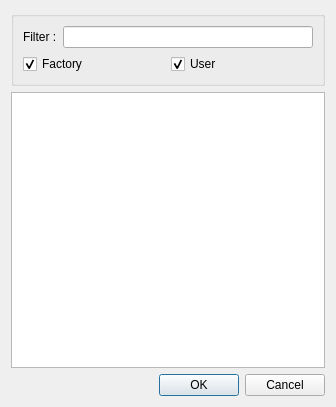
Above: resources/ui/add_application.ui from Houston4444/RaySession before the change. Below: the same form after it.
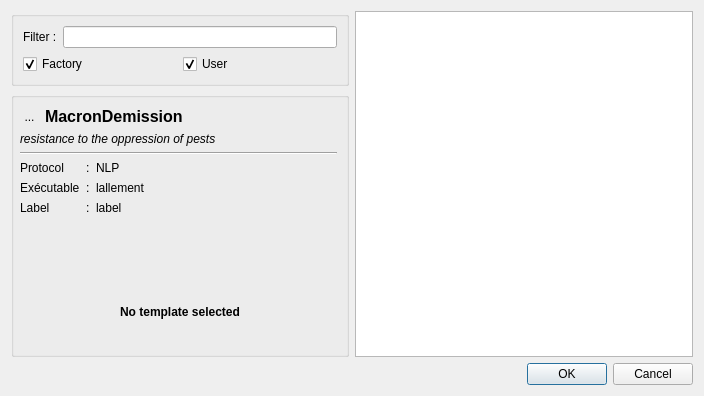
That is the form after the change. Icons and pictures are not drawn. Custom widgets are drawn as their Qt base class.

Commit message: display template infos in add_application dialog

Patch:
```diff
--- a/resources/ui/add_application.ui
+++ b/resources/ui/add_application.ui
@@ -9,8 +9,8 @@
    <rect>
     <x>0</x>
     <y>0</y>
-    <width>336</width>
-    <height>407</height>
+    <width>704</width>
+    <height>396</height>
    </rect>
   </property>
   <property name="windowTitle">
@@ -21,7 +21,17 @@
   </property>
   <layout class="QVBoxLayout" name="verticalLayout">
    <item>
+    <layout class="QHBoxLayout" name="horizontalLayout_3">
+     <item>
+      <layout class="QVBoxLayout" name="verticalLayout_2">
+       <item>
     <widget class="QGroupBox" name="groupBox">
+         <property name="sizePolicy">
+          <sizepolicy hsizetype="Preferred" vsizetype="Fixed">
+           <horstretch>0</horstretch>
+           <verstretch>0</verstretch>
+          </sizepolicy>
+         </property>
      <property name="title">
       <string/>
      </property>
@@ -71,6 +81,266 @@
     </widget>
    </item>
    <item>
+        <widget class="QGroupBox" name="groupBox_2">
+         <property name="title">
+          <string/>
+         </property>
+         <layout class="QVBoxLayout" name="verticalLayout_4">
+          <property name="spacing">
+           <number>6</number>
+          </property>
+          <property name="leftMargin">
+           <number>0</number>
+          </property>
+          <property name="topMargin">
+           <number>0</number>
+          </property>
+          <property name="rightMargin">
+           <number>0</number>
+          </property>
+          <property name="bottomMargin">
+           <number>0</number>
+          </property>
+          <item>
+           <widget class="QWidget" name="widgetTemplateInfos" native="true">
+            <property name="styleSheet">
+             <string notr="true"/>
+            </property>
+            <layout class="QVBoxLayout" name="verticalLayout_6">
+             <property name="leftMargin">
+              <number>6</number>
+             </property>
+             <item>
+              <layout class="QVBoxLayout" name="verticalLayout_5"/>
+             </item>
+             <item>
+              <layout class="QHBoxLayout" name="horizontalLayout_4">
+               <item>
+                <widget class="QToolButton" name="toolButtonIcon">
+                 <property name="styleSheet">
+                  <string notr="true">QToolButton{border:none}</string>
+                 </property>
+                 <property name="text">
+                  <string>...</string>
+                 </property>
+                 <property name="icon">
+                  <iconset theme="application-pdf">
+                   <normaloff>.</normaloff>.</iconset>
+                 </property>
+                 <property name="iconSize">
+                  <size>
+                   <width>64</width>
+                   <height>64</height>
+                  </size>
+                 </property>
+                </widget>
+               </item>
+               <item>
+                <widget class="QLabel" name="labelTemplateName">
+                 <property name="font">
+                  <font>
+                   <pointsize>12</pointsize>
+                   <weight>75</weight>
+                   <bold>true</bold>
+                  </font>
+                 </property>
+                 <property name="text">
+                  <string>MacronDemission</string>
+                 </property>
+                </widget>
+               </item>
+              </layout>
+             </item>
+             <item>
+              <widget class="QLabel" name="labelDescription">
+               <property name="font">
+                <font>
+                 <italic>true</italic>
+                </font>
+               </property>
+               <property name="text">
+                <string>resistance to the oppression of pests</string>
+               </property>
+               <property name="wordWrap">
+                <bool>true</bool>
+               </property>
+              </widget>
+             </item>
+             <item>
+              <widget class="Line" name="line">
+               <property name="orientation">
+                <enum>Qt::Horizontal</enum>
+               </property>
+              </widget>
+             </item>
+             <item>
+              <layout class="QGridLayout" name="gridLayoutInfos">
+               <item row="3" column="1">
+                <widget class="QLabel" name="label_7">
+                 <property name="sizePolicy">
+                  <sizepolicy hsizetype="Fixed" vsizetype="Preferred">
+                   <horstretch>0</horstretch>
+                   <verstretch>0</verstretch>
+                  </sizepolicy>
+                 </property>
+                 <property name="text">
+                  <string>:</string>
+                 </property>
+                </widget>
+               </item>
+               <item row="3" column="0">
+                <widget class="QLabel" name="label_2">
+                 <property name="text">
+                  <string>Protocol</string>
+                 </property>
+                </widget>
+               </item>
+               <item row="4" column="0">
+                <widget class="QLabel" name="label_8">
+                 <property name="sizePolicy">
+                  <sizepolicy hsizetype="Fixed" vsizetype="Preferred">
+                   <horstretch>0</horstretch>
+                   <verstretch>0</verstretch>
+                  </sizepolicy>
+                 </property>
+                 <property name="text">
+                  <string>Exécutable</string>
+                 </property>
+                </widget>
+               </item>
+               <item row="4" column="1">
+                <widget class="QLabel" name="label_12">
+                 <property name="sizePolicy">
+                  <sizepolicy hsizetype="Fixed" vsizetype="Preferred">
+                   <horstretch>0</horstretch>
+                   <verstretch>0</verstretch>
+                  </sizepolicy>
+                 </property>
+                 <property name="text">
+                  <string>:</string>
+                 </property>
+                </widget>
+               </item>
+               <item row="5" column="2" colspan="2">
+                <widget class="QLabel" name="labelLabel">
+                 <property name="text">
+                  <string>label</string>
+                 </property>
+                </widget>
+               </item>
+               <item row="5" column="0">
+                <widget class="QLabel" name="label_14">
+                 <property name="text">
+                  <string>Label</string>
+                 </property>
+                </widget>
+               </item>
+               <item row="5" column="1">
+                <widget class="QLabel" name="label_15">
+                 <property name="sizePolicy">
+                  <sizepolicy hsizetype="Fixed" vsizetype="Preferred">
+                   <horstretch>0</horstretch>
+                   <verstretch>0</verstretch>
+                  </sizepolicy>
+                 </property>
+                 <property name="text">
+                  <string>:</string>
+                 </property>
+                </widget>
+               </item>
+               <item row="4" column="2" colspan="2">
+                <widget class="QLabel" name="labelExecutable">
+                 <property name="text">
+                  <string>lallement</string>
+                 </property>
+                </widget>
+               </item>
+               <item row="3" column="2" colspan="2">
+                <widget class="QLabel" name="labelProtocol">
+                 <property name="text">
+                  <string>NLP</string>
+                 </property>
+                </widget>
+               </item>
+              </layout>
+             </item>
+             <item>
+              <spacer name="verticalSpacer_2">
+               <property name="orientation">
+                <enum>Qt::Vertical</enum>
+               </property>
+               <property name="sizeHint" stdset="0">
+                <size>
+                 <width>20</width>
+                 <height>40</height>
+                </size>
+               </property>
+              </spacer>
+             </item>
+            </layout>
+           </widget>
+          </item>
+          <item>
+           <widget class="QWidget" name="widgetNoTemplate" native="true">
+            <property name="styleSheet">
+             <string notr="true"/>
+            </property>
+            <layout class="QVBoxLayout" name="verticalLayout_7">
+             <item>
+              <spacer name="verticalSpacerTopInfos">
+               <property name="orientation">
+                <enum>Qt::Vertical</enum>
+               </property>
+               <property name="sizeType">
+                <enum>QSizePolicy::Expanding</enum>
+               </property>
+               <property name="sizeHint" stdset="0">
+                <size>
+                 <width>20</width>
+                 <height>40</height>
+                </size>
+               </property>
+              </spacer>
+             </item>
+             <item>
+              <widget class="QLabel" name="labelNoTemplate">
+               <property name="font">
+                <font>
+                 <weight>75</weight>
+                 <bold>true</bold>
+                 <underline>false</underline>
+                </font>
+               </property>
+               <property name="text">
+                <string>No template selected</string>
+               </property>
+               <property name="alignment">
+                <set>Qt::AlignCenter</set>
+               </property>
+              </widget>
+             </item>
+             <item>
+              <spacer name="verticalSpacer">
+               <property name="orientation">
+                <enum>Qt::Vertical</enum>
+               </property>
+               <property name="sizeHint" stdset="0">
+                <size>
+                 <width>20</width>
+                 <height>40</height>
+                </size>
+               </property>
+              </spacer>
+             </item>
+            </layout>
+           </widget>
+          </item>
+         </layout>
+        </widget>
+       </item>
+      </layout>
+     </item>
+     <item>
     <widget class="QListWidget" name="templateList">
      <property name="alternatingRowColors">
       <bool>false</bool>
@@ -79,6 +349,8 @@
       <bool>true</bool>
      </property>
     </widget>
+     </item>
+    </layout>
    </item>
    <item>
     <widget class="QDialogButtonBox" name="buttonBox">
```
Lines whose indentation alone changed are shown as unchanged. The commit also changes 2 other files.
